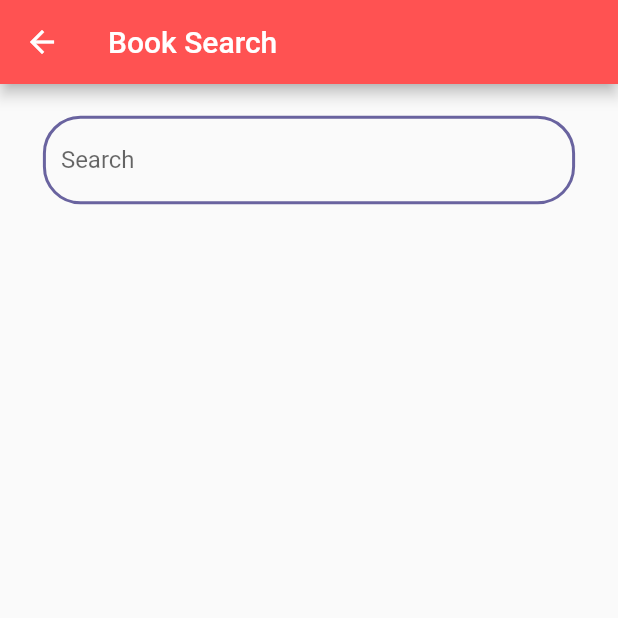
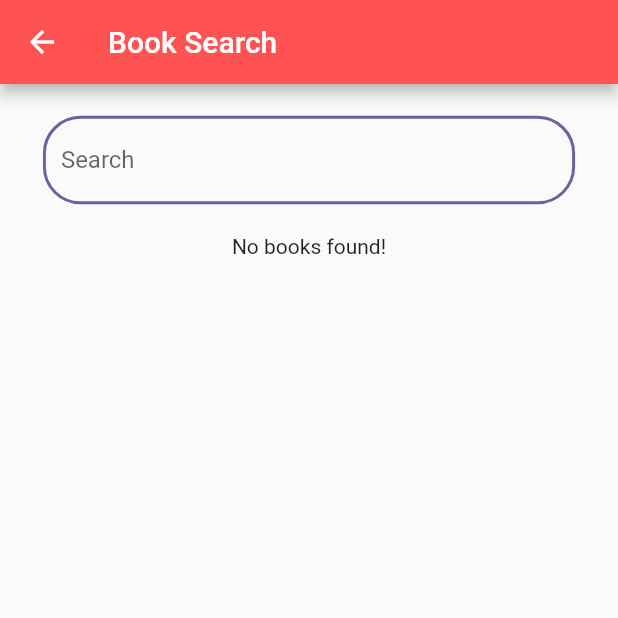
Before and after one commit to pdichone/book_tracker_app_course, a Flutter app: the BookSearchPage screen opened directly, on a phone screen of 412 x 824 dp, the top half of it. Run offline on Flutter 3.47's test engine with Material 2 defaults, Android fonts, the phone set to English and light mode, and no system bars; our stand-ins replace cloud_firestore, firebase_auth, firebase_core, hexcolor; accounts and stored records are empty.

Commit message:
update book search page

```diff
--- a/book_tracker/lib/widgets/book_search_page.dart
+++ b/book_tracker/lib/widgets/book_search_page.dart
@@ -3,10 +3,24 @@ import 'dart:convert';
 import 'package:book_tracker/model/book.dart';
 import 'package:book_tracker/widgets/input_decoration.dart';
 import 'package:flutter/material.dart';
+import 'package:hexcolor/hexcolor.dart';
 import 'package:http/http.dart' as http;
 
-class BookSearchPage extends StatelessWidget {
-  final TextEditingController _searchTextController = TextEditingController();
+class BookSearchPage extends StatefulWidget {
+  @override
+  _BookSearchPageState createState() => _BookSearchPageState();
+}
+
+class _BookSearchPageState extends State<BookSearchPage> {
+  TextEditingController _searchTextController;
+
+  List<Book> listOfBooks = [];
+  @override
+  void initState() {
+    super.initState();
+    _searchTextController = TextEditingController();
+  }
+
   @override
   Widget build(BuildContext context) {
     return Scaffold(
@@ -35,7 +49,27 @@ class BookSearchPage extends StatelessWidget {
                           label: 'Search', hintText: 'Flutter Development'),
                     )),
                   ),
-                )
+                ),
+                SizedBox(
+                  height: 12,
+                ),
+                (listOfBooks != null && listOfBooks.isNotEmpty)
+                    ? Row(
+                        children: [
+                          Expanded(
+                              child: SizedBox(
+                            width: 300,
+                            height: 200,
+                            child: ListView(
+                              scrollDirection: Axis.horizontal,
+                              children: createBookCards(listOfBooks, context),
+                            ),
+                          )),
+                        ],
+                      )
+                    : Center(
+                        child: Text('No books found!'),
+                      )
               ],
             ),
           ),
@@ -45,27 +79,20 @@ class BookSearchPage extends StatelessWidget {
   }
 
   void _search() async {
-    print('calling search...');
     await fetchBooks(_searchTextController.text).then((value) {
-      print('calling fetchBooks');
-      for (var item in value) {
-        print(item.author);
-      }
-      return null;
+      setState(() {
+        listOfBooks = value;
+      });
     }, onError: (val) {
       throw Exception('Failed to load books ${val.toString()}');
     });
   }
 
-// var escapeJSON = function(str) {
-//     return str.replace('/\\/g',"\\");
-// };
   Future<List<Book>> fetchBooks(String query) async {
     List<Book> books = [];
     http.Response response = await http
         .get(Uri.parse('https://www.googleapis.com/books/v1/volumes?q=$query'));
 
-    print('$query');
     if (response.statusCode == 200) {
       var body = jsonDecode(response.body);
       final Iterable list = body['items'];
@@ -108,4 +135,36 @@ class BookSearchPage extends StatelessWidget {
     }
     return books;
   }
+
+  List<Widget> createBookCards(List<Book> books, BuildContext context) {
+    List<Widget> children = [];
+    for (var book in books) {
+      children.add(Container(
+        width: 160,
+        margin: const EdgeInsets.symmetric(horizontal: 12.0),
+        decoration:
+            BoxDecoration(borderRadius: BorderRadius.all(Radius.circular(5))),
+        child: Card(
+          elevation: 5,
+          color: HexColor('#f6f4ff'),
+          child: Wrap(
+            children: [
+              Image.network(
+                (book.photoUrl == null || book.photoUrl.isEmpty)
+                    ? 'https://images.unsplash.com/photo-1553729784-e91953dec042?ixlib=rb-1.2.1&ixid=MXwxMjA3fDB8MHxwaG90by1wYWdlfHx8fGVufDB8fHw%3D&auto=format&fit=crop&w=1950&q=80'
+                    : book.photoUrl,
+                height: 100,
+                width: 160,
+              ),
+              ListTile(
+                title: Text(book.title),
+                subtitle: Text(book.author),
+              )
+            ],
+          ),
+        ),
+      ));
+    }
+    return children;
+  }
 }
```
